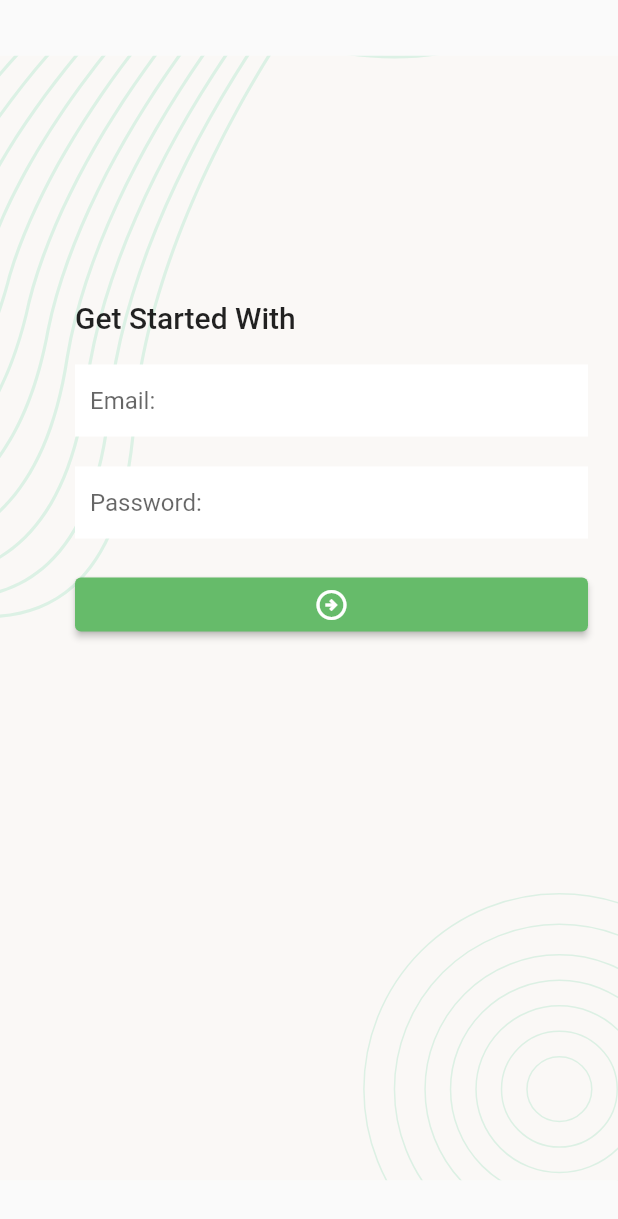
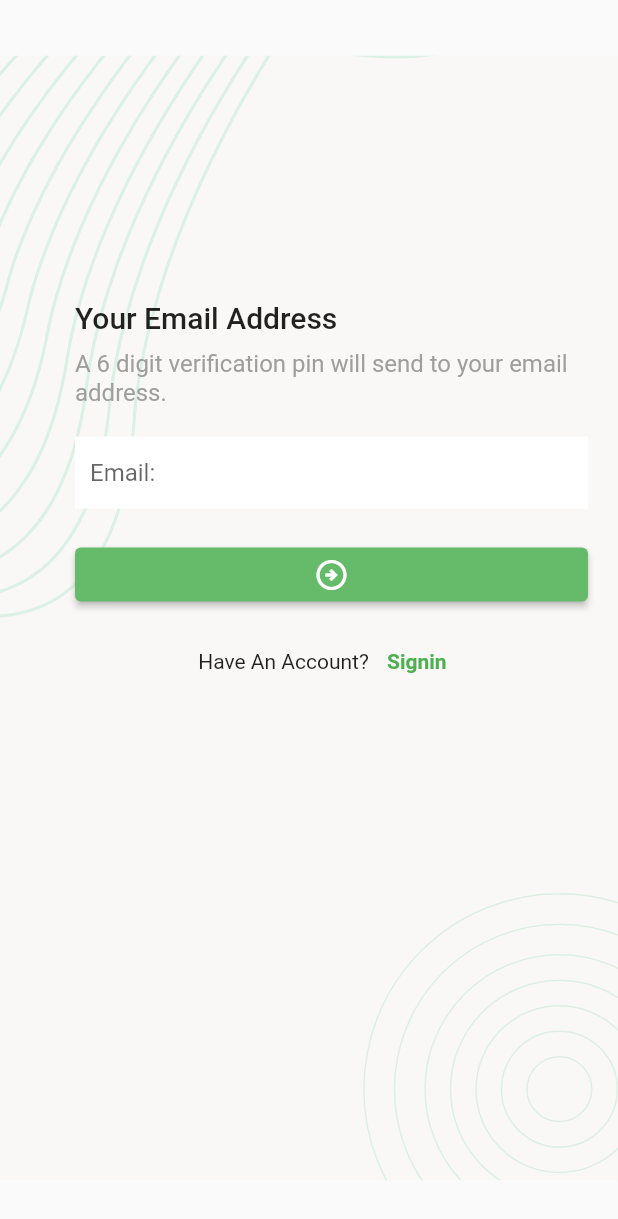
Before and after one commit to devruhulamin/task_manager_app_, a Flutter app: the screen it shows after launch, on a phone screen of 412 x 824 dp. Shown: the top 1219 px of the screen. Run offline on Flutter 3.47's test engine with Material 2 defaults, Android fonts, the phone set to English and light mode, and no system bars; our stand-ins replace flutter_svg.

Commit message:
verify email screen done

```diff
--- a/lib/main.dart
+++ b/lib/main.dart
@@ -22,7 +22,7 @@ class MyApp extends StatelessWidget {
               style: ElevatedButton.styleFrom(
             backgroundColor: Colors.green[400],
           ))),
-      home: SplashScreen(),
+      home: const SplashScreen(),
     );
   }
 }
--- /dev/null
+++ b/lib/ui/screens/forgot_password_screen.dart
@@ -0,0 +1,84 @@
+import 'package:flutter/material.dart';
+import 'package:task_manager_app/ui/screens/login_screen.dart';
+import 'package:task_manager_app/ui/widgets/default_background.dart';
+
+class ForgotPasswordScreen extends StatelessWidget {
+  const ForgotPasswordScreen({super.key});
+
+  @override
+  Widget build(BuildContext context) {
+    return Scaffold(
+        resizeToAvoidBottomInset: false,
+        body: DefaultBackGround(
+          child: SafeArea(
+            child: Padding(
+                padding: const EdgeInsets.only(
+                    top: 200, left: 50, right: 20, bottom: 20),
+                child: SingleChildScrollView(
+                  child: Column(
+                      crossAxisAlignment: CrossAxisAlignment.start,
+                      children: [
+                        Text(
+                          "Your Email Address",
+                          style: Theme.of(context).textTheme.titleLarge,
+                        ),
+                        const SizedBox(
+                          height: 10,
+                        ),
+                        const Text(
+                          "A 6 digit verification pin will send to your email address.",
+                          style: TextStyle(color: Colors.grey, fontSize: 16),
+                        ),
+                        const SizedBox(
+                          height: 20,
+                        ),
+                        TextFormField(
+                          decoration: const InputDecoration(
+                            filled: true,
+                            hintText: 'Email: ',
+                          ),
+                        ),
+                        const SizedBox(
+                          height: 20,
+                        ),
+                        SizedBox(
+                          width: double.infinity,
+                          child: ElevatedButton(
+                            onPressed: () {},
+                            child: const Icon(
+                              Icons.arrow_circle_right_outlined,
+                            ),
+                          ),
+                        ),
+                        const SizedBox(height: 10),
+                        Center(
+                            child: Row(
+                          mainAxisAlignment: MainAxisAlignment.center,
+                          children: [
+                            const Text(
+                              "Have An Account?",
+                            ),
+                            TextButton(
+                                onPressed: () {
+                                  Navigator.pushAndRemoveUntil(
+                                      context,
+                                      MaterialPageRoute(
+                                        builder: (context) =>
+                                            const LoginScreen(),
+                                      ),
+                                      (route) => false);
+                                },
+                                child: const Text(
+                                  "Signin",
+                                  style: TextStyle(
+                                      color: Colors.green,
+                                      fontWeight: FontWeight.bold),
+                                ))
+                          ],
+                        )),
+                      ]),
+                )),
+          ),
+        ));
+  }
+}
--- a/lib/ui/screens/splash_screen.dart
+++ b/lib/ui/screens/splash_screen.dart
@@ -1,5 +1,6 @@
 import 'package:flutter/material.dart';
 import 'package:flutter_svg/svg.dart';
+import 'package:task_manager_app/ui/screens/forgot_password_screen.dart';
 import 'package:task_manager_app/ui/screens/home_screen.dart';
 import 'package:task_manager_app/ui/screens/login_screen.dart';
 import 'package:task_manager_app/ui/widgets/default_background.dart';
@@ -39,7 +40,7 @@ void goToHome(BuildContext context) {
       Navigator.pushReplacement(
           context,
           MaterialPageRoute(
-            builder: (context) => const LoginScreen(),
+            builder: (context) => const ForgotPasswordScreen(),
           ));
     },
   );
```
Also changed, not shown: lib/ui/screens/login_screen.dart (+28 -0 lines).
